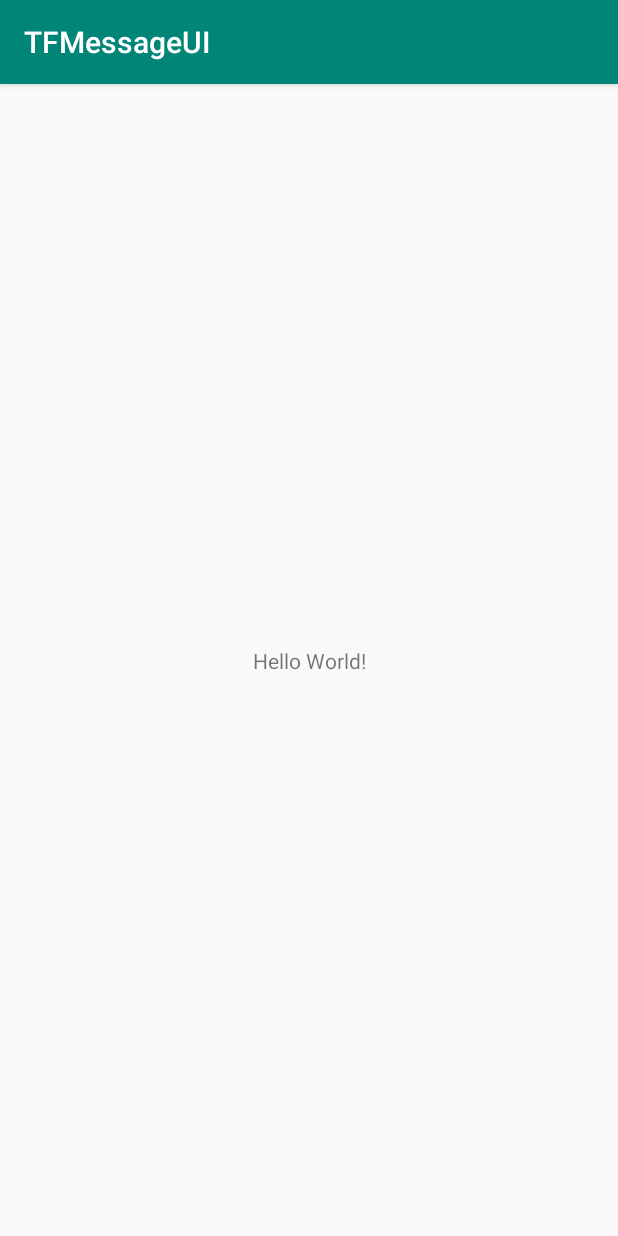
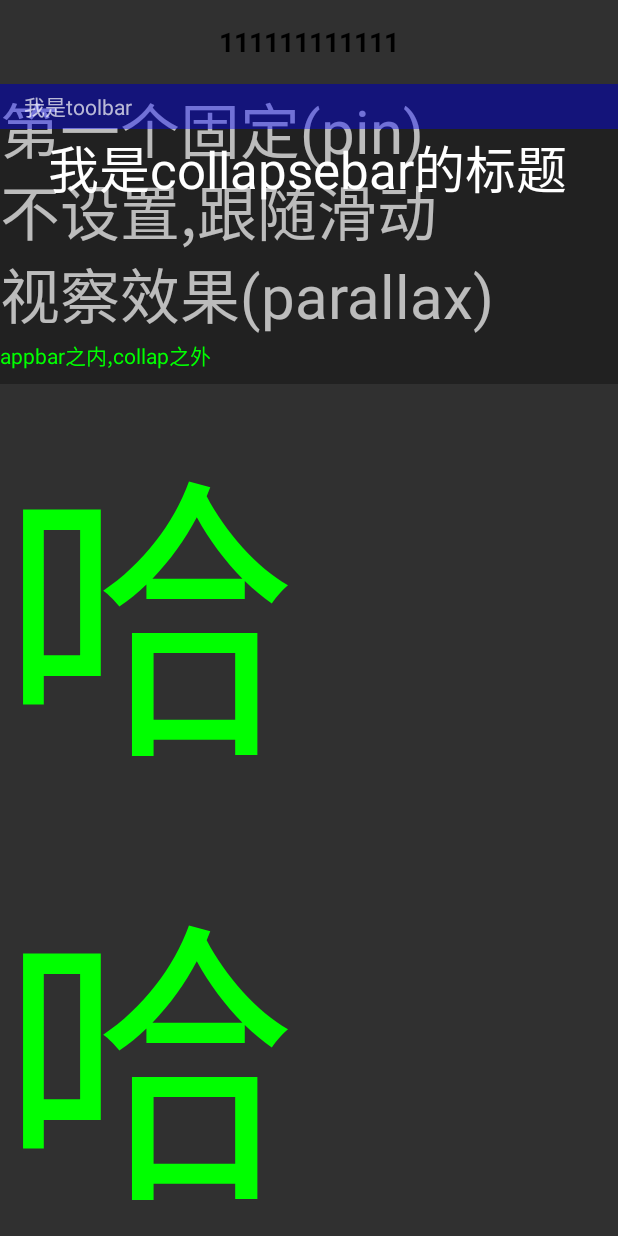
Before and after one commit to augusWuDotan/TFMessageUI, an Android app: the screen it shows after launch (MainActivity), on a phone screen of 412 x 824 dp. Run offline under Robolectric (Android 15) with nearby library versions, the phone set to English and light mode, and no system bars.

Commit message:
4/1update

```diff
--- a/app/build.gradle
+++ b/app/build.gradle
@@ -31,4 +31,5 @@ dependencies {
     androidTestImplementation 'androidx.test:runner:1.1.1'
     androidTestImplementation 'androidx.test.espresso:espresso-core:3.2.0'
     implementation "com.google.android.material:material:$materialVersion"
+    implementation "androidx.coordinatorlayout:coordinatorlayout:1.1.0"
 }
--- a/app/src/main/AndroidManifest.xml
+++ b/app/src/main/AndroidManifest.xml
@@ -8,7 +8,7 @@
         android:label="@string/app_name"
         android:roundIcon="@mipmap/ic_launcher_round"
         android:supportsRtl="true"
-        android:theme="@style/AppTheme">
+        android:theme="@style/Theme.Design.NoActionBar">
         <activity android:name=".MainActivity">
             <intent-filter>
                 <action android:name="android.intent.action.MAIN" />
--- /dev/null
+++ b/app/src/main/res/drawable-v24/contact_new_friend_count_background.xml
@@ -0,0 +1,6 @@
+<?xml version="1.0" encoding="UTF-8"?>
+<shape xmlns:android="http://schemas.android.com/apk/res/android"
+    android:shape="rectangle">
+    <solid android:color="#cb5b5b" />
+    <corners android:radius="10dp" />
+</shape>
--- /dev/null
+++ b/app/src/main/res/drawable-v24/contact_search_background.xml
@@ -0,0 +1,6 @@
+<?xml version="1.0" encoding="UTF-8"?>
+<shape xmlns:android="http://schemas.android.com/apk/res/android"
+    android:shape="rectangle">
+    <solid android:color="#f8f8f8" />
+    <corners android:radius="12dp" />
+</shape>
--- a/app/src/main/res/layout/activity_main.xml
+++ b/app/src/main/res/layout/activity_main.xml
@@ -1,18 +1,132 @@
 <?xml version="1.0" encoding="utf-8"?>
 <androidx.constraintlayout.widget.ConstraintLayout xmlns:android="http://schemas.android.com/apk/res/android"
     xmlns:app="http://schemas.android.com/apk/res-auto"
-    xmlns:tools="http://schemas.android.com/tools"
     android:layout_width="match_parent"
-    android:layout_height="match_parent"
-    tools:context=".MainActivity">
+    android:fitsSystemWindows="true"
+    android:layout_height="match_parent">
 
-    <TextView
-        android:layout_width="wrap_content"
-        android:layout_height="wrap_content"
-        android:text="Hello World!"
+    <include
+        android:id="@+id/bar"
+        layout="@layout/include_toolbar_type_one"
+        android:layout_width="match_parent"
+        android:layout_height="?attr/actionBarSize"
+        app:layout_constraintEnd_toEndOf="parent"
+        app:layout_constraintStart_toStartOf="parent"
+        app:layout_constraintTop_toTopOf="parent"
+        app:layout_constraintBottom_toTopOf="@+id/coordinator"/>
+
+    <androidx.coordinatorlayout.widget.CoordinatorLayout
+        android:id="@+id/coordinator"
+        android:layout_width="0dp"
+        android:layout_height="0dp"
         app:layout_constraintBottom_toBottomOf="parent"
-        app:layout_constraintLeft_toLeftOf="parent"
-        app:layout_constraintRight_toRightOf="parent"
-        app:layout_constraintTop_toTopOf="parent" />
+        app:layout_constraintEnd_toEndOf="parent"
+        app:layout_constraintStart_toStartOf="parent"
+        app:layout_constraintTop_toBottomOf="@+id/bar">
+
+
+        <com.google.android.material.appbar.AppBarLayout
+            android:layout_width="match_parent"
+            android:layout_height="200dp"
+            android:theme="@style/ThemeOverlay.AppCompat.Dark.ActionBar">
+
+
+            <com.google.android.material.appbar.CollapsingToolbarLayout
+                android:layout_width="match_parent"
+                android:layout_height="170dp"
+                app:contentScrim="@color/colorAccent"
+                app:expandedTitleMarginBottom="100dp"
+                app:layout_scrollFlags="scroll|exitUntilCollapsed"
+                app:title="我是collapsebar的标题">
+
+                <TextView
+                    android:layout_width="match_parent"
+                    android:layout_height="wrap_content"
+                    android:text="第一个固定(pin)"
+                    android:textSize="40sp"
+                    app:layout_collapseMode="pin" />
+
+                <TextView
+                    android:layout_width="match_parent"
+                    android:layout_height="wrap_content"
+                    android:layout_gravity="center"
+                    android:text="不设置,跟随滑动"
+                    android:textSize="40sp" />
+
+                <TextView
+                    android:layout_width="match_parent"
+                    android:layout_height="wrap_content"
+                    android:layout_gravity="bottom"
+                    android:text="视察效果(parallax)"
+                    android:textSize="40sp"
+                    app:layout_collapseMode="parallax" />
+
+                <androidx.appcompat.widget.Toolbar
+                    android:layout_width="match_parent"
+                    android:layout_height="30dp"
+                    android:layout_gravity="top"
+                    android:background="#600f"
+                    app:layout_collapseMode="pin">
+
+                    <TextView
+                        android:layout_width="wrap_content"
+                        android:layout_height="wrap_content"
+                        android:text="我是toolbar" />
+                </androidx.appcompat.widget.Toolbar>
+
+
+            </com.google.android.material.appbar.CollapsingToolbarLayout>
+
+            <TextView
+                android:layout_width="wrap_content"
+                android:layout_height="wrap_content"
+                android:text="appbar之内,collap之外"
+                android:textColor="#0f0" />
+
+        </com.google.android.material.appbar.AppBarLayout>
+
+        <androidx.core.widget.NestedScrollView
+            android:id="@+id/n_scroll_view"
+            android:layout_width="match_parent"
+            android:layout_height="match_parent"
+            app:layout_behavior="@string/appbar_scrolling_view_behavior">
+
+            <LinearLayout
+                android:layout_width="match_parent"
+                android:layout_height="wrap_content"
+                android:orientation="vertical">
+
+                <TextView
+                    android:layout_width="match_parent"
+                    android:layout_height="wrap_content"
+                    android:text="哈"
+                    android:textColor="#0f0"
+                    android:textSize="200sp" />
+
+                <TextView
+                    android:layout_width="match_parent"
+                    android:layout_height="wrap_content"
+                    android:text="哈"
+                    android:textColor="#0f0"
+                    android:textSize="200sp" />
+
+                <TextView
+                    android:layout_width="match_parent"
+                    android:layout_height="wrap_content"
+                    android:text="哈"
+                    android:textColor="#0f0"
+                    android:textSize="200sp" />
+
+                <TextView
+                    android:layout_width="match_parent"
+                    android:layout_height="wrap_content"
+                    android:text="哈"
+                    android:textColor="#0f0"
+                    android:textSize="200sp" />
+            </LinearLayout>
+        </androidx.core.widget.NestedScrollView>
+
+    </androidx.coordinatorlayout.widget.CoordinatorLayout>
+
 
 </androidx.constraintlayout.widget.ConstraintLayout>
--- /dev/null
+++ b/app/src/main/res/layout/include_toolbar_type_one.xml
@@ -0,0 +1,67 @@
+<?xml version="1.0" encoding="utf-8"?>
+<androidx.constraintlayout.widget.ConstraintLayout xmlns:android="http://schemas.android.com/apk/res/android"
+    xmlns:app="http://schemas.android.com/apk/res-auto"
+    xmlns:tools="http://schemas.android.com/tools"
+    android:id="@+id/bar"
+    app:layout_scrollFlags="noScroll"
+    android:layout_width="match_parent"
+    android:layout_height="?android:attr/actionBarSize">
+
+    <com.google.android.material.textview.MaterialTextView
+        android:id="@+id/tvActivityTitle"
+        android:layout_width="0dp"
+        android:layout_height="0dp"
+        android:layout_gravity="center_vertical"
+        android:layout_marginLeft="10dp"
+        android:layout_marginRight="10dp"
+        android:ellipsize="end"
+        android:gravity="center"
+        android:maxLines="1"
+        android:textColor="@android:color/black"
+        android:textSize="18sp"
+        android:textStyle="bold"
+        android:text="111111111111"
+        app:layout_constraintBottom_toBottomOf="parent"
+        app:layout_constraintEnd_toStartOf="@+id/ibRightBtn"
+        app:layout_constraintHorizontal_bias="0.5"
+        app:layout_constraintStart_toEndOf="@+id/ibLeftBtn"
+        app:layout_constraintTop_toTopOf="parent"
+        app:layout_constraintVertical_bias="0.5" />
+
+
+    <ImageButton
+        android:id="@+id/ibLeftBtn"
+        style="@style/Base.Widget.AppCompat.Button.Borderless"
+        android:layout_width="0dp"
+        android:layout_height="0dp"
+        android:layout_marginStart="6dp"
+        android:layout_marginTop="6dp"
+        android:layout_marginBottom="6dp"
+        app:layout_constraintBottom_toBottomOf="parent"
+        app:layout_constraintDimensionRatio="1:1"
+        app:layout_constraintEnd_toEndOf="parent"
+        app:layout_constraintHorizontal_bias="0.0"
+        app:layout_constraintStart_toStartOf="parent"
+        app:layout_constraintTop_toTopOf="parent"
+        app:layout_constraintVertical_bias="0.0"
+        tools:ignore="ContentDescription" />
+
+    <ImageButton
+        android:id="@+id/ibRightBtn"
+        style="@style/Base.Widget.AppCompat.Button.Borderless"
+        android:layout_width="0dp"
+        android:layout_height="0dp"
+        android:layout_marginTop="6dp"
+        android:layout_marginEnd="6dp"
+        android:layout_marginBottom="6dp"
+        android:visibility="invisible"
+        app:layout_constraintBottom_toBottomOf="parent"
+        app:layout_constraintDimensionRatio="1:1"
+        app:layout_constraintEnd_toEndOf="parent"
+        app:layout_constraintHorizontal_bias="1.0"
+        app:layout_constraintStart_toStartOf="parent"
+        app:layout_constraintTop_toTopOf="parent"
+        app:layout_constraintVertical_bias="1.0"
+        tools:ignore="ContentDescription" />
+
+</androidx.constraintlayout.widget.ConstraintLayout>
```
Also changed, not shown: app/src/main/res/layout/activity_contact_search.xml (added, +26 -0 lines), app/src/main/res/layout/fragment_contact.xml (added, +72 -0 lines), app/src/main/res/layout/include_toolbar_type_select.xml (added, +71 -0 lines), app/src/main/res/layout/view_alphabet.xml (added, +33 -0 lines), app/src/main/res/layout/view_contact_system_group.xml (added, +45 -0 lines), app/src/main/res/layout/view_contacts_friend.xml (added, +48 -0 lines), app/src/main/res/layout/view_contacts_size.xml (added, +25 -0 lines), app/src/main/res/layout/view_new_friend.xml (added, +95 -0 lines), app/src/main/res/drawable-hdpi/search.png (added), app/src/main/res/drawable-mdpi/search.png (added), app/src/main/res/drawable-xhdpi/search.png (added), app/src/main/res/drawable-xxhdpi/search.png (added), app/src/main/res/drawable-xxxhdpi/search.png (added).
